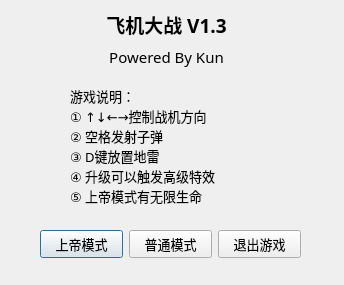
Before: the Qt Designer form logindlg.ui in kun368/PlaneWar, drawn with Qt 5.
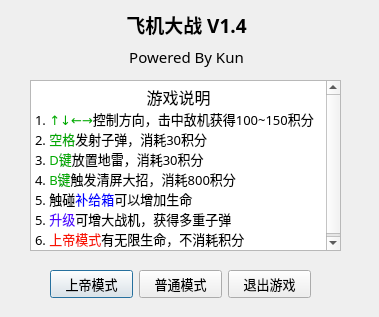
After: the same form once the commit is applied.

Commit message: 敌机随机颜色

Patch:
```diff
--- a/logindlg.ui
+++ b/logindlg.ui
@@ -6,8 +6,8 @@
    <rect>
     <x>0</x>
     <y>0</y>
-    <width>344</width>
-    <height>285</height>
+    <width>379</width>
+    <height>317</height>
    </rect>
   </property>
   <property name="font">
@@ -22,7 +22,7 @@
   <widget class="QWidget" name="layoutWidget">
    <property name="geometry">
     <rect>
-     <x>80</x>
+     <x>100</x>
      <y>10</y>
      <width>173</width>
      <height>59</height>
@@ -39,7 +39,7 @@
        </font>
       </property>
       <property name="text">
-       <string>飞机大战 V1.3</string>
+       <string>飞机大战 V1.4</string>
       </property>
       <property name="alignment">
        <set>Qt::AlignCenter</set>
@@ -66,8 +66,8 @@
   <widget class="QWidget" name="layoutWidget">
    <property name="geometry">
     <rect>
-     <x>40</x>
-     <y>230</y>
+     <x>50</x>
+     <y>270</y>
      <width>261</width>
      <height>29</height>
     </rect>
@@ -96,26 +96,32 @@
     </item>
    </layout>
   </widget>
-  <widget class="QLabel" name="label_3">
+  <widget class="QTextEdit" name="textEdit">
    <property name="geometry">
     <rect>
-     <x>70</x>
-     <y>70</y>
-     <width>211</width>
-     <height>151</height>
+     <x>30</x>
+     <y>80</y>
+     <width>311</width>
+     <height>171</height>
     </rect>
    </property>
-   <property name="text">
-    <string>游戏说明：
-① ↑↓←→控制战机方向
-② 空格发射子弹
-③ D键放置地雷
-④ 升级可以触发高级特效
-⑤ 上帝模式有无限生命</string>
-   </property>
-   <property name="wordWrap">
+   <property name="readOnly">
     <bool>true</bool>
    </property>
+   <property name="html">
+    <string>&lt;!DOCTYPE HTML PUBLIC &quot;-//W3C//DTD HTML 4.0//EN&quot; &quot;http://www.w3.org/TR/REC-html40/strict.dtd&quot;&gt;
+&lt;html&gt;&lt;head&gt;&lt;meta name=&quot;qrichtext&quot; content=&quot;1&quot; /&gt;&lt;style type=&quot;text/css&quot;&gt;
+p, li { white-space: pre-wrap; }
+&lt;/style&gt;&lt;/head&gt;&lt;body style=&quot; font-family:'微软雅黑'; font-size:10pt; font-weight:400; font-style:normal;&quot;&gt;
+&lt;p align=&quot;center&quot; style=&quot; margin-top:0px; margin-bottom:0px; margin-left:0px; margin-right:0px; -qt-block-indent:0; text-indent:0px;&quot;&gt;&lt;span style=&quot; font-size:12pt;&quot;&gt;游戏说明&lt;/span&gt;&lt;/p&gt;
+&lt;p style=&quot; margin-top:0px; margin-bottom:0px; margin-left:0px; margin-right:0px; -qt-block-indent:0; text-indent:0px;&quot;&gt;1. &lt;span style=&quot; color:#00aa00;&quot;&gt;↑↓←→&lt;/span&gt;控制方向，击中敌机获得100~150积分&lt;/p&gt;
+&lt;p style=&quot; margin-top:0px; margin-bottom:0px; margin-left:0px; margin-right:0px; -qt-block-indent:0; text-indent:0px;&quot;&gt;2. &lt;span style=&quot; color:#00aa00;&quot;&gt;空格&lt;/span&gt;发射子弹，消耗30积分&lt;/p&gt;
+&lt;p style=&quot; margin-top:0px; margin-bottom:0px; margin-left:0px; margin-right:0px; -qt-block-indent:0; text-indent:0px;&quot;&gt;3. &lt;span style=&quot; color:#00aa00;&quot;&gt;D键&lt;/span&gt;放置地雷，消耗30积分&lt;/p&gt;
+&lt;p style=&quot; margin-top:0px; margin-bottom:0px; margin-left:0px; margin-right:0px; -qt-block-indent:0; text-indent:0px;&quot;&gt;4. &lt;span style=&quot; color:#00aa00;&quot;&gt;B键&lt;/span&gt;触发清屏大招，消耗800积分&lt;/p&gt;
+&lt;p style=&quot; margin-top:0px; margin-bottom:0px; margin-left:0px; margin-right:0px; -qt-block-indent:0; text-indent:0px;&quot;&gt;5. 触碰&lt;span style=&quot; color:#0000ff;&quot;&gt;补给箱&lt;/span&gt;可以增加生命&lt;/p&gt;
+&lt;p style=&quot; margin-top:0px; margin-bottom:0px; margin-left:0px; margin-right:0px; -qt-block-indent:0; text-indent:0px;&quot;&gt;5. &lt;span style=&quot; color:#5500ff;&quot;&gt;升级&lt;/span&gt;可增大战机，获得多重子弹&lt;/p&gt;
+&lt;p style=&quot; margin-top:0px; margin-bottom:0px; margin-left:0px; margin-right:0px; -qt-block-indent:0; text-indent:0px;&quot;&gt;6. &lt;span style=&quot; color:#f81504;&quot;&gt;上帝模式&lt;/span&gt;有无限生命，不消耗积分&lt;/p&gt;&lt;/body&gt;&lt;/html&gt;</string>
+   </property>
   </widget>
  </widget>
  <resources/>
```
The commit also changes 8 other files.
